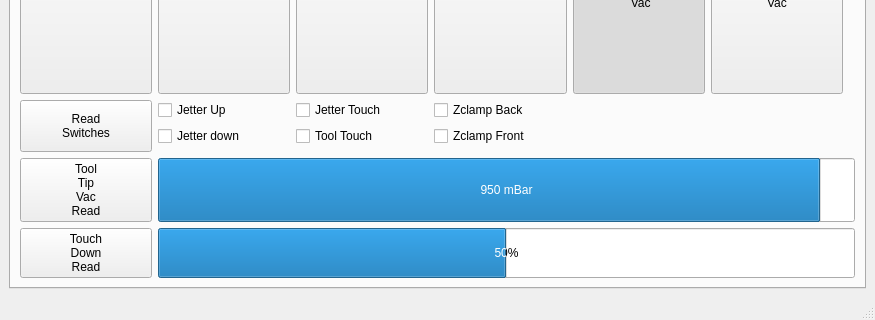
Old version of the form Gui.ui in the repository gxurma/PythonCanSteering; both pictures show x 0 to 875 and y 291 to 611 of the 875 by 611 pixel window.
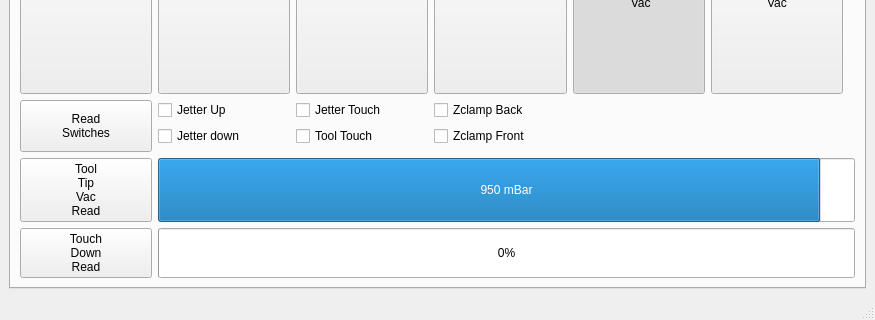
New version of the form. The open tabs and pages were chosen to show the change.

Commit message: Reactivated sensor board, some changes in the readout of the endstops

The edit to the form file:
```diff
--- a/Gui.ui
+++ b/Gui.ui
@@ -1080,7 +1080,7 @@
            <number>100</number>
           </property>
           <property name="value">
-           <number>50</number>
+           <number>0</number>
           </property>
           <property name="format">
            <string>%p%</string>
```
Left out of the diff: 11 changed lines with no effect on the pictures. The commit also changes 1 other file.
